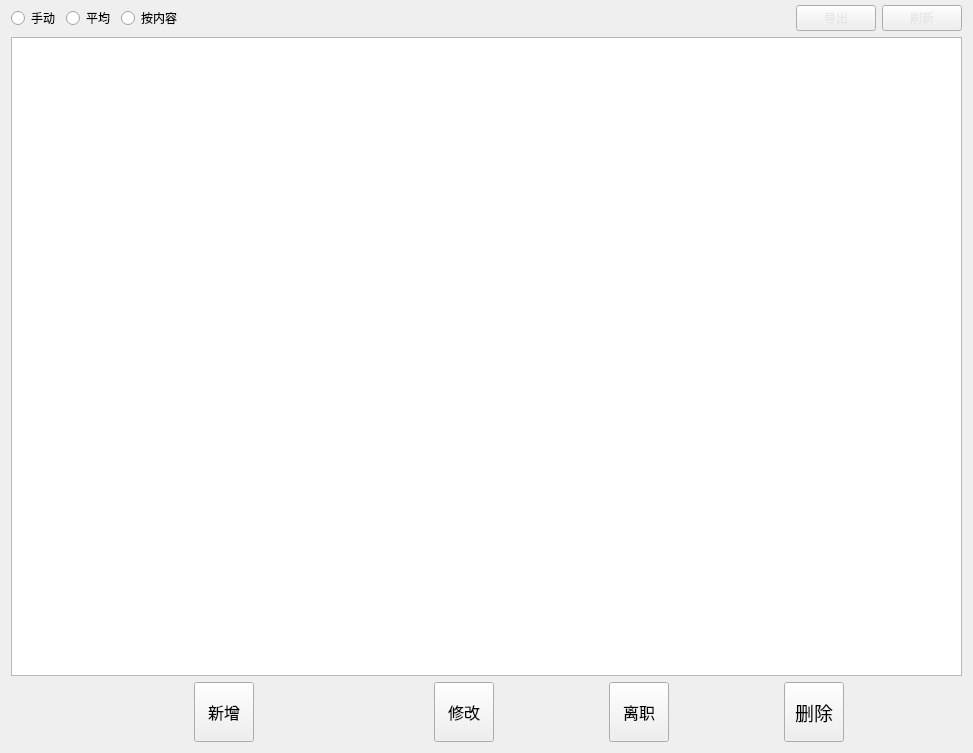
Old version of the form Qt/ERP/personmanager.ui in the repository superp2017/NTERP.
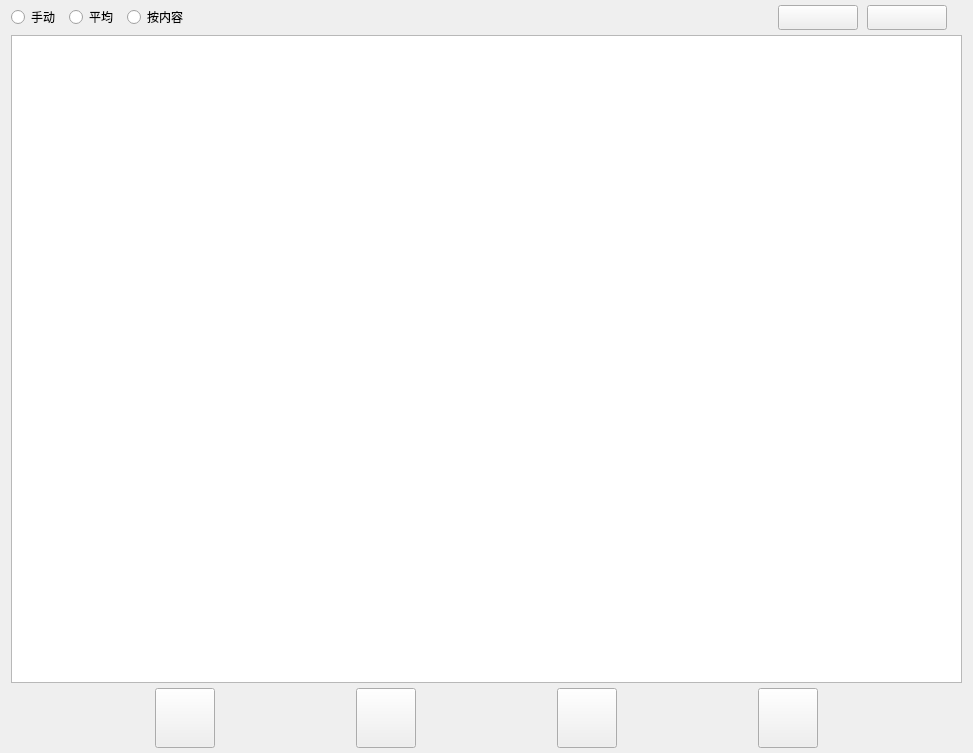
New version of the form. Custom widgets are drawn as their Qt base class.

Diff of the .ui file:
```diff
--- a/Qt/ERP/personmanager.ui
+++ b/Qt/ERP/personmanager.ui
@@ -15,10 +15,28 @@
   </property>
   <layout class="QGridLayout" name="gridLayout">
    <property name="topMargin">
-    <number>5</number>
+    <number>0</number>
+   </property>
+   <property name="bottomMargin">
+    <number>0</number>
+   </property>
+   <property name="verticalSpacing">
+    <number>0</number>
    </property>
    <item row="0" column="0">
     <layout class="QHBoxLayout" name="horizontalLayout">
+     <property name="spacing">
+      <number>9</number>
+     </property>
+     <property name="topMargin">
+      <number>5</number>
+     </property>
+     <property name="rightMargin">
+      <number>15</number>
+     </property>
+     <property name="bottomMargin">
+      <number>5</number>
+     </property>
      <item>
       <widget class="QRadioButton" name="radioButton_manue">
        <property name="text">
@@ -55,21 +73,45 @@
      </item>
      <item>
       <widget class="QPushButton" name="pushButton_export">
+       <property name="minimumSize">
+        <size>
+         <width>80</width>
+         <height>25</height>
+        </size>
+       </property>
+       <property name="maximumSize">
+        <size>
+         <width>16777215</width>
+         <height>25</height>
+        </size>
+       </property>
        <property name="styleSheet">
         <string notr="true">color: rgb(229, 229, 229);</string>
        </property>
        <property name="text">
-        <string>导出</string>
+        <string/>
        </property>
       </widget>
      </item>
      <item>
       <widget class="QPushButton" name="pushButton_reflash">
+       <property name="minimumSize">
+        <size>
+         <width>80</width>
+         <height>25</height>
+        </size>
+       </property>
+       <property name="maximumSize">
+        <size>
+         <width>16777215</width>
+         <height>25</height>
+        </size>
+       </property>
        <property name="styleSheet">
         <string notr="true">color: rgb(229, 229, 229);</string>
        </property>
        <property name="text">
-        <string>刷新</string>
+        <string/>
        </property>
       </widget>
      </item>
@@ -87,13 +129,13 @@
      <property name="minimumSize">
       <size>
        <width>0</width>
-       <height>60</height>
+       <height>70</height>
       </size>
      </property>
      <property name="maximumSize">
       <size>
        <width>16777215</width>
-       <height>60</height>
+       <height>70</height>
       </size>
      </property>
      <layout class="QHBoxLayout" name="horizontalLayout_2">
@@ -110,7 +152,7 @@
         </property>
         <property name="sizeHint" stdset="0">
          <size>
-          <width>174</width>
+          <width>40</width>
           <height>20</height>
          </size>
         </property>
@@ -137,7 +179,7 @@
          </font>
         </property>
         <property name="text">
-         <string>新增</string>
+         <string/>
         </property>
        </widget>
       </item>
@@ -148,7 +190,7 @@
         </property>
         <property name="sizeHint" stdset="0">
          <size>
-          <width>174</width>
+          <width>40</width>
           <height>20</height>
          </size>
         </property>
@@ -175,7 +217,7 @@
          </font>
         </property>
         <property name="text">
-         <string>修改</string>
+         <string/>
         </property>
        </widget>
       </item>
@@ -213,7 +255,7 @@
          </font>
         </property>
         <property name="text">
-         <string>离职</string>
+         <string/>
         </property>
        </widget>
       </item>
@@ -251,7 +293,7 @@
          </font>
         </property>
         <property name="text">
-         <string>删除</string>
+         <string/>
         </property>
        </widget>
       </item>
```
